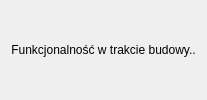
Qt form ui/karta_krosowan_widget.ui (m-dudzinski/FiberAssistant-QGIS) before a commit.
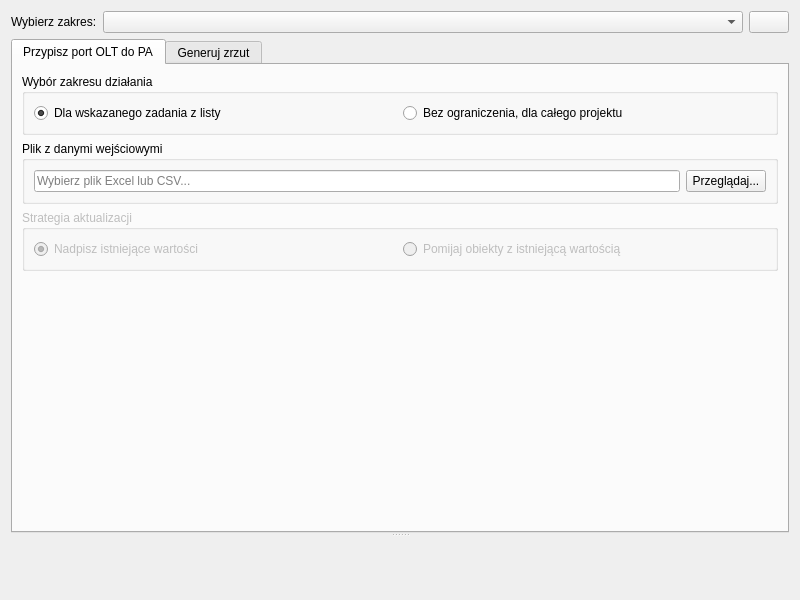
The same form after that commit. Icons and pictures are not drawn.

The edit to the form file:
```diff
--- a/ui/karta_krosowan_widget.ui
+++ b/ui/karta_krosowan_widget.ui
@@ -2,15 +2,234 @@
 <ui version="4.0">
  <class>KartaKrosowanWidget</class>
  <widget class="QWidget" name="KartaKrosowanWidget">
-  <layout class="QVBoxLayout" name="verticalLayout">
+  <property name="geometry">
+   <rect>
+    <x>0</x>
+    <y>0</y>
+    <width>800</width>
+    <height>600</height>
+   </rect>
+  </property>
+  <property name="windowTitle">
+   <string>Form</string>
+  </property>
+  <layout class="QVBoxLayout" name="verticalLayout_main">
    <item>
-    <widget class="QLabel" name="label">
-     <property name="text">
-      <string>Funkcjonalność w trakcie budowy..</string>
+    <layout class="QHBoxLayout" name="horizontalLayout_zakres">
+     <item>
+      <widget class="QLabel" name="label_zakres">
+       <property name="text">
+        <string>Wybierz zakres:</string>
+       </property>
+      </widget>
+     </item>
+     <item>
+      <widget class="QComboBox" name="zakres_combo_box">
+       <property name="sizePolicy">
+        <sizepolicy hsizetype="Expanding" vsizetype="Fixed">
+         <horstretch>0</horstretch>
+         <verstretch>0</verstretch>
+        </sizepolicy>
+       </property>
+      </widget>
+     </item>
+     <item>
+      <widget class="QPushButton" name="refresh_button">
+       <property name="toolTip">
+        <string>Odśwież listę zakresów</string>
+       </property>
+       <property name="text">
+        <string/>
+       </property>
+       <property name="icon">
+        <iconset>
+         <normaloff>:/icons/options_icons/options_icon_refresh.png</normaloff>:/icons/options_icons/options_icon_refresh.png</iconset>
+       </property>
+      </widget>
+     </item>
+    </layout>
+   </item>
+   <item>
+    <widget class="QSplitter" name="splitter">
+     <property name="orientation">
+      <enum>Qt::Vertical</enum>
      </property>
-     <property name="alignment">
-      <set>Qt::AlignCenter</set>
-     </property>
+     <widget class="QTabWidget" name="tabWidget">
+      <property name="currentIndex">
+       <number>0</number>
+      </property>
+      <widget class="QWidget" name="tab_przypisz_port">
+       <attribute name="title">
+        <string>Przypisz port OLT do PA</string>
+       </attribute>
+       <layout class="QVBoxLayout" name="verticalLayout_tab1">
+        <item>
+         <widget class="QGroupBox" name="groupBox_scope">
+          <property name="title">
+           <string>Wybór zakresu działania</string>
+          </property>
+          <layout class="QHBoxLayout" name="horizontalLayout_scope">
+           <item>
+            <widget class="QRadioButton" name="radio_scope_selected">
+             <property name="text">
+              <string>Dla wskazanego zadania z listy</string>
+             </property>
+             <property name="checked">
+              <bool>true</bool>
+             </property>
+            </widget>
+           </item>
+           <item>
+            <widget class="QRadioButton" name="radio_scope_all">
+             <property name="text">
+              <string>Bez ograniczenia, dla całego projektu</string>
+             </property>
+            </widget>
+           </item>
+          </layout>
+         </widget>
+        </item>
+        <item>
+         <widget class="QGroupBox" name="groupBox_file_input">
+          <property name="title">
+           <string>Plik z danymi wejściowymi</string>
+          </property>
+          <layout class="QHBoxLayout" name="horizontalLayout_file_input">
+           <item>
+            <widget class="QLineEdit" name="file_path_line_edit">
+             <property name="placeholderText">
+              <string>Wybierz plik Excel lub CSV...</string>
+             </property>
+            </widget>
+           </item>
+           <item>
+            <widget class="QPushButton" name="browse_button">
+             <property name="text">
+              <string>Przeglądaj...</string>
+             </property>
+            </widget>
+           </item>
+          </layout>
+         </widget>
+        </item>
+        <item>
+         <widget class="QGroupBox" name="groupBox_strategy">
+          <property name="enabled">
+           <bool>false</bool>
+          </property>
+          <property name="title">
+           <string>Strategia aktualizacji</string>
+          </property>
+          <layout class="QHBoxLayout" name="horizontalLayout_strategy">
+           <item>
+            <widget class="QRadioButton" name="radio_overwrite">
+             <property name="text">
+              <string>Nadpisz istniejące wartości</string>
+             </property>
+             <property name="checked">
+              <bool>true</bool>
+             </property>
+            </widget>
+           </item>
+           <item>
+            <widget class="QRadioButton" name="radio_skip">
+             <property name="text">
+              <string>Pomijaj obiekty z istniejącą wartością</string>
+             </property>
+            </widget>
+           </item>
+          </layout>
+         </widget>
+        </item>
+        <item>
+         <spacer name="verticalSpacer">
+          <property name="orientation">
+           <enum>Qt::Vertical</enum>
+          </property>
+          <property name="sizeHint" stdset="0">
+           <size>
+            <width>20</width>
+            <height>40</height>
+           </size>
+          </property>
+         </spacer>
+        </item>
+       </layout>
+      </widget>
+            <widget class="QWidget" name="tab_generuj_zrzut">
+             <attribute name="title">
+              <string>Generuj zrzut</string>
+             </attribute>
+             <layout class="QVBoxLayout" name="verticalLayout_tab2">
+              <item>
+               <widget class="QGroupBox" name="groupBox_scope_zrzut">
+                <property name="title">
+                 <string>Wybór zakresu działania</string>
+                </property>
+                <layout class="QHBoxLayout" name="horizontalLayout_scope_zrzut">
+                 <item>
+                  <widget class="QRadioButton" name="radio_scope_selected_zrzut">
+                   <property name="text">
+                    <string>Dla wskazanego zadania z listy</string>
+                   </property>
+                   <property name="checked">
+                    <bool>true</bool>
+                   </property>
+                  </widget>
+                 </item>
+                 <item>
+                  <widget class="QRadioButton" name="radio_scope_all_zrzut">
+                   <property name="text">
+                    <string>Bez ograniczenia, dla całego projektu</string>
+                   </property>
+                  </widget>
+                 </item>
+                </layout>
+               </widget>
+              </item>
+              <item>
+               <widget class="QGroupBox" name="groupBox_format_zrzut">
+                <property name="title">
+                 <string>Format wyjściowy</string>
+                </property>
+                <layout class="QHBoxLayout" name="horizontalLayout_format_zrzut">
+                 <item>
+                  <widget class="QRadioButton" name="radio_format_xlsx">
+                   <property name="text">
+                    <string>Eksport do .xlsx (1 plik, 3 arkusze)</string>
+                   </property>
+                   <property name="checked">
+                    <bool>true</bool>
+                   </property>
+                  </widget>
+                 </item>
+                 <item>
+                  <widget class="QRadioButton" name="radio_format_csv">
+                   <property name="text">
+                    <string>Eksport do .csv (3 oddzielne pliki)</string>
+                   </property>
+                  </widget>
+                 </item>
+                </layout>
+               </widget>
+              </item>
+              <item>
+               <spacer name="verticalSpacer_zrzut">
+                <property name="orientation">
+                 <enum>Qt::Vertical</enum>
+                </property>
+                <property name="sizeHint" stdset="0">
+                 <size>
+                  <width>20</width>
+                  <height>40</height>
+                 </size>
+                </property>
+               </spacer>
+              </item>
+             </layout>
+            </widget>
+     </widget>
+     <widget class="QWidget" name="output_widget_placeholder" native="true"/>
     </widget>
    </item>
   </layout>
```
Left out of the diff: 2 changed lines with no effect on the pictures.
